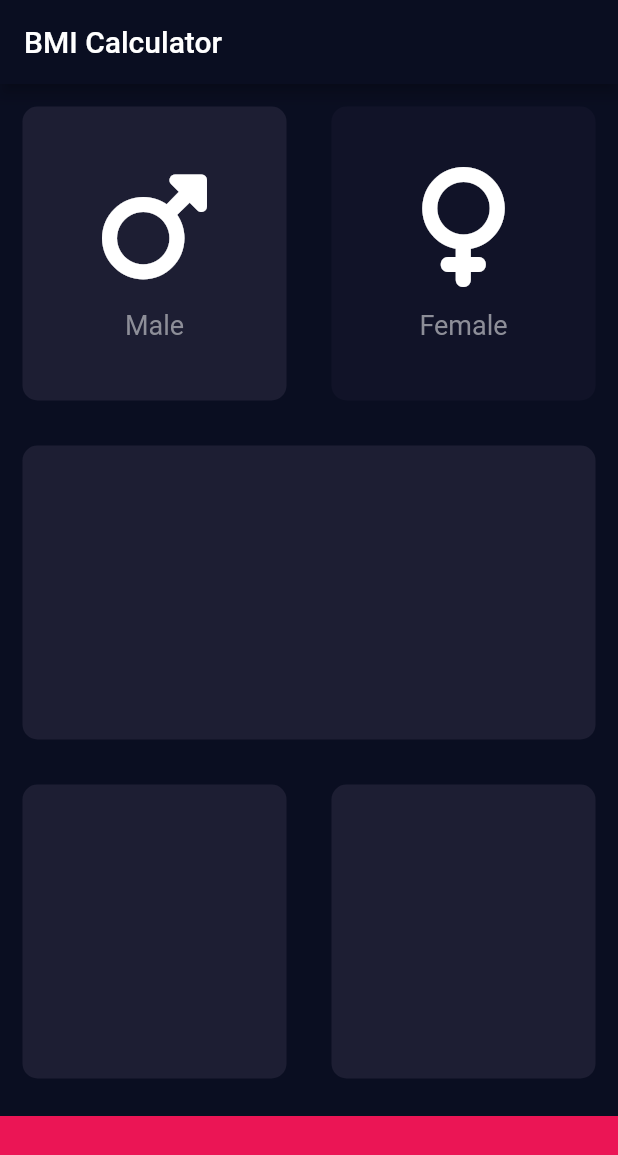
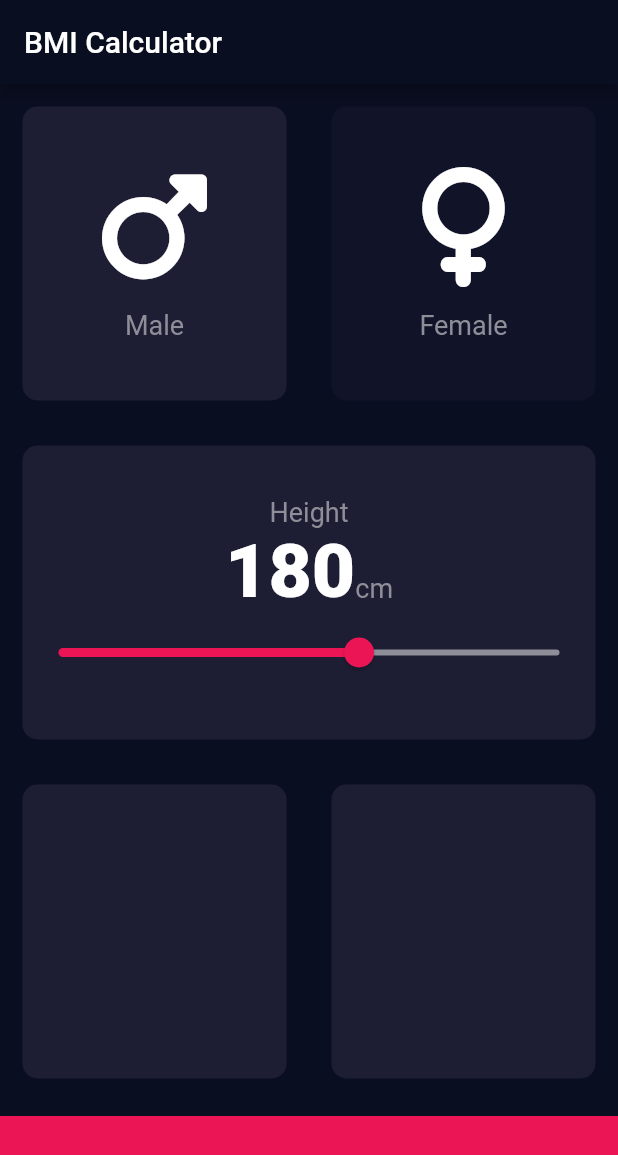
Before and after one commit to patilvivekw/Flutter-Demo, a Flutter app: the screen it shows after launch, on a phone screen of 412 x 824 dp. Shown: the top 1155 px of the screen. Run offline on Flutter 3.47's test engine with Material 2 defaults, Android fonts, the phone set to English and light mode, and no system bars; our stand-ins replace font_awesome_flutter.

Commit message:
Height selection UI complete

```diff
--- /dev/null
+++ b/lib/constants.dart
@@ -0,0 +1,16 @@
+import 'package:flutter/material.dart';
+
+const kBottomContainerHeight = 80.0;
+const kActiveCardColor = Color(0xFF1D1E33);
+const kInactiveCardColor = Color(0xFF111328);
+const kBottomContainerColor = Color(0xFFEB1555);
+
+const kLabelTextStyle = TextStyle(
+  fontSize: 18.0,
+  color: Color(0xFF8D8E98),
+);
+
+const kNumberTextStyle = TextStyle(
+  fontSize: 50.0,
+  fontWeight: FontWeight.w900,
+);
--- a/lib/home_page.dart
+++ b/lib/home_page.dart
@@ -1,12 +1,8 @@
 import 'package:flutter/material.dart';
+import 'package:flutter_demo/constants.dart';
 import 'package:font_awesome_flutter/font_awesome_flutter.dart';
 
 import 'widgets.dart';
-
-const bottomContainerHeight = 80.0;
-const activeCardColor = Color(0xFF1D1E33);
-const inactiveCardColor = Color(0xFF111328);
-const bottomContainerColor = Color(0xFFEB1555);
 
 enum Gender { male, female }
 
@@ -21,6 +17,7 @@ class MyHomePage extends StatefulWidget {
 
 class _MyHomePageState extends State<MyHomePage> {
   Gender selectedGender = Gender.male;
+  int height = 180;
 
   @override
   Widget build(BuildContext context) {
@@ -36,8 +33,8 @@ class _MyHomePageState extends State<MyHomePage> {
               Expanded(
                   child: ReusableCard(
                       color: selectedGender == Gender.male
-                          ? activeCardColor
-                          : inactiveCardColor,
+                          ? kActiveCardColor
+                          : kInactiveCardColor,
                       cardChild: const IconContent(
                         icon: FontAwesomeIcons.mars,
                         label: "Male",
@@ -49,9 +46,9 @@ class _MyHomePageState extends State<MyHomePage> {
                       })),
               Expanded(
                   child: ReusableCard(
-                color: selectedGender == Gender.female
-                    ? activeCardColor
-                    : inactiveCardColor,
+                    color: selectedGender == Gender.female
+                    ? kActiveCardColor
+                    : kInactiveCardColor,
                 cardChild: const IconContent(
                   icon: FontAwesomeIcons.venus,
                   label: "Female",
@@ -64,19 +61,58 @@ class _MyHomePageState extends State<MyHomePage> {
               )),
             ],
           )),
-          const Expanded(child: ReusableCard(color: activeCardColor)),
+          Expanded(
+              child: ReusableCard(
+            color: kActiveCardColor,
+            cardChild: Column(
+              mainAxisAlignment: MainAxisAlignment.center,
+              children: [
+                const Text(
+                  "Height",
+                  style: kLabelTextStyle,
+                ),
+                Row(
+                  mainAxisAlignment: MainAxisAlignment.center,
+                  crossAxisAlignment: CrossAxisAlignment.baseline,
+                  textBaseline: TextBaseline.alphabetic,
+                  children: [
+                    Text(
+                      height.toString(),
+                      style: kNumberTextStyle,
+                    ),
+                    const Text(
+                      "cm",
+                      style: kLabelTextStyle,
+                    )
+                  ],
+                ),
+                Slider(
+                  value: height.toDouble(),
+                  min: 120.0,
+                  max: 220.0,
+                  activeColor: const Color(0xFFEB1555),
+                  inactiveColor: const Color(0xFF8D8E98),
+                  onChanged: (double newValue) {
+                    setState(() {
+                      height = newValue.round();
+                    });
+                  },
+                )
+              ],
+            ),
+          )),
           const Expanded(
               child: Row(
             children: [
-              Expanded(child: ReusableCard(color: activeCardColor)),
-              Expanded(child: ReusableCard(color: activeCardColor)),
+              Expanded(child: ReusableCard(color: kActiveCardColor)),
+              Expanded(child: ReusableCard(color: kActiveCardColor)),
             ],
           )),
           Container(
-            color: bottomContainerColor,
+            color: kBottomContainerColor,
             margin: const EdgeInsets.only(top: 10.0),
             width: double.infinity,
-            height: bottomContainerHeight,
+            height: kBottomContainerHeight,
           )
         ],
       ),
--- a/lib/widgets.dart
+++ b/lib/widgets.dart
@@ -1,9 +1,6 @@
 import 'package:flutter/material.dart';
 
-const labelTextStyle = TextStyle(
-  fontSize: 18.0,
-  color: Color(0xFF8D8E98),
-);
+import 'constants.dart';
 
 class IconContent extends StatelessWidget {
   const IconContent({super.key, required this.icon, required this.label});
@@ -26,7 +23,7 @@ class IconContent extends StatelessWidget {
         ),
         Text(
           label,
-          style: labelTextStyle,
+          style: kLabelTextStyle,
         )
       ],
     );
```
